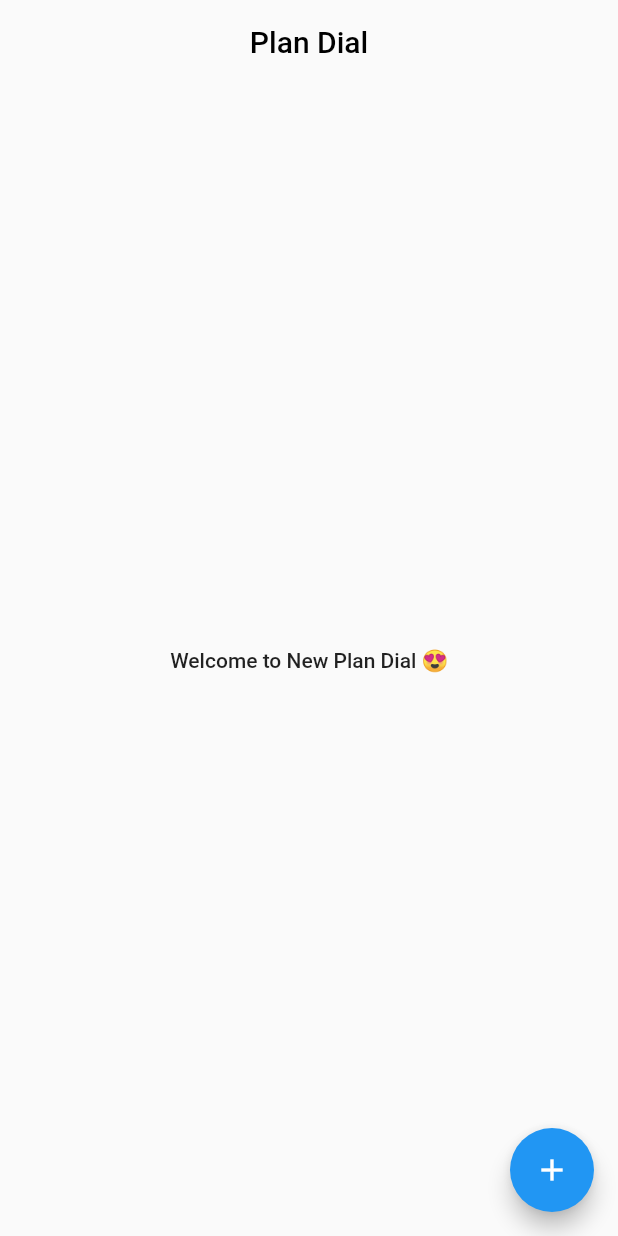
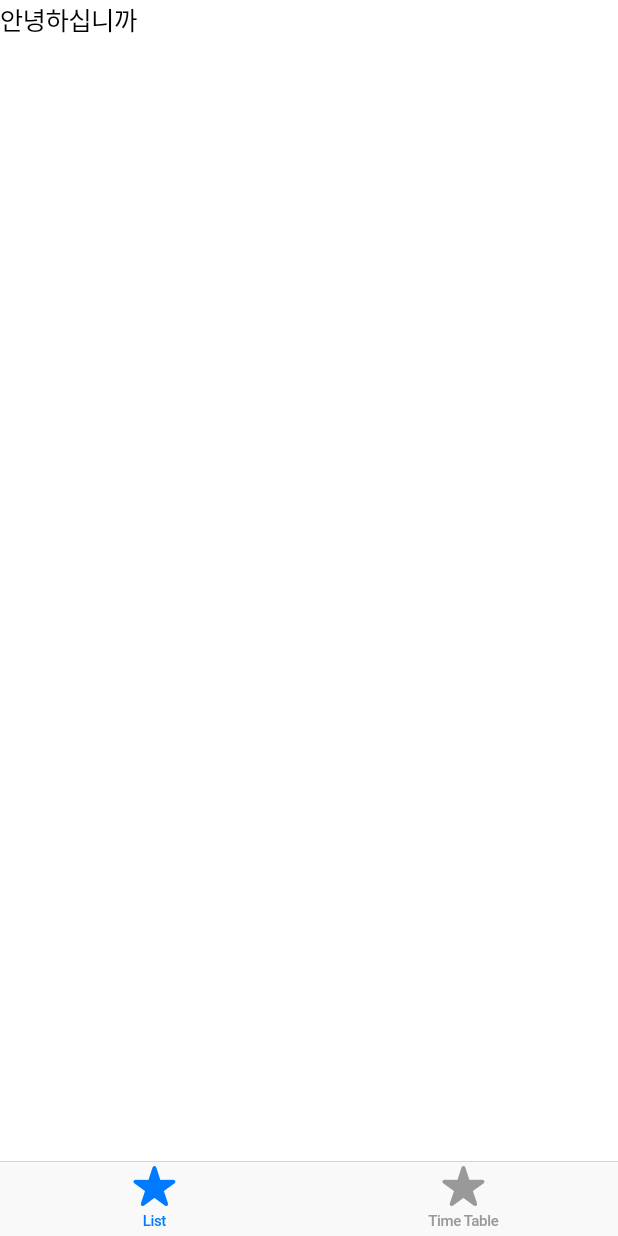
Before and after one commit to ProjectFRIDAY/Plan-Dial-Renewal, a Flutter app: the screen it shows after launch, on a phone screen of 412 x 824 dp. Run offline on Flutter 3.47's test engine with Material 2 defaults, Android fonts, the light colour scheme and no system bars.

Commit message:
feat : 네비게이션 바 추가

```diff
--- a/lib/main.dart
+++ /dev/null
@@ -1,91 +0,0 @@
-import 'package:flutter/material.dart';
-
-void main() {
-  runApp(const MyApp());
-}
-
-class MyApp extends StatelessWidget {
-  const MyApp({Key? key}) : super(key: key);
-
-  // This widget is the root of your application.
-  @override
-  Widget build(BuildContext context) {
-    return MaterialApp(
-      title: 'Plan Dial',
-      theme: ThemeData(
-        // This is the theme of your application.
-        //
-        // Try running your application with "flutter run". You'll see the
-        // application has a blue toolbar. Then, without quitting the app, try
-        // changing the primarySwatch below to Colors.green and then invoke
-        // "hot reload" (press "r" in the console where you ran "flutter run",
-        // or simply save your changes to "hot reload" in a Flutter IDE).
-        // Notice that the counter didn't reset back to zero; the application
-        // is not restarted.
-        primarySwatch: Colors.blue,
-      ),
-      home: const MyHomePage(title: 'Plan Dial'),
-    );
-  }
-}
-
-class MyHomePage extends StatefulWidget {
-  const MyHomePage({Key? key, required this.title}) : super(key: key);
-
-  // This widget is the home page of your application. It is stateful, meaning
-  // that it has a State object (defined below) that contains fields that affect
-  // how it looks.
-
-  // This class is the configuration for the state. It holds the values (in this
-  // case the title) provided by the parent (in this case the App widget) and
-  // used by the build method of the State. Fields in a Widget subclass are
-  // always marked "final".
-
-  final String title;
-
-  @override
-  State<MyHomePage> createState() => _MyHomePageState();
-}
-
-class _MyHomePageState extends State<MyHomePage> {
-  @override
-  Widget build(BuildContext context) {
-    // This method is rerun every time setState is called, for instance as done
-    // by the _incrementCounter method above.
-    //
-    // The Flutter framework has been optimized to make rerunning build methods
-    // fast, so that you can just rebuild anything that needs updating rather
-    // than having to individually change instances of widgets.
-    return Scaffold(
-      appBar: AppBar(
-        // Here we take the value from the MyHomePage object that was created by
-        // the App.build method, and use it to set our appbar title.
-        title: Text(widget.title),
-        centerTitle: true,
-        backgroundColor: Colors.transparent,
-        foregroundColor: Colors.black,
-        elevation: 0.0,
-      ),
-      body: Center(
-        // Center is a layout widget. It takes a single child and positions it
-        // in the middle of the parent.
-        child: Column(
-          mainAxisAlignment: MainAxisAlignment.center,
-          children: <Widget>[
-            Text(
-              "Welcome to New Plan Dial 😍",
-              style: Theme.of(context).textTheme.bodyLarge,
-            ),
-          ],
-        ),
-      ),
-      floatingActionButton: FloatingActionButton(
-        onPressed: () {
-          print('plus button is clicked');
-        },
-        tooltip: 'Increment',
-        child: const Icon(Icons.add),
-      ), // This trailing comma makes auto-formatting nicer for build methods.
-    );
-  }
-}
--- /dev/null
+++ b/lib/screens/main.dart
@@ -0,0 +1,59 @@
+import 'package:flutter/cupertino.dart';
+import 'package:plan_dial_renewal/screens/time_table.dart';
+
+void main() {
+  runApp(const MyApp());
+}
+
+class MyApp extends StatelessWidget {
+  const MyApp({Key? key}) : super(key: key);
+
+  @override
+  Widget build(BuildContext context) {
+    return const CupertinoApp(
+      title: 'Plan Dial',
+      home: BottomNavigation(),
+    );
+  }
+}
+
+class BottomNavigation extends StatelessWidget {
+  const BottomNavigation({Key? key}) : super(key: key);
+
+  @override
+  Widget build(BuildContext context) {
+    List<BottomNavigationBarItem> items = [
+      const BottomNavigationBarItem(
+          icon: Icon(CupertinoIcons.star_fill), label: 'List'),
+      const BottomNavigationBarItem(
+          icon: Icon(CupertinoIcons.star_fill), label: 'Time Table'),
+    ];
+
+    return CupertinoTabScaffold(
+      tabBar: CupertinoTabBar(items: items),
+      tabBuilder: (context, index) {
+        switch (index) {
+          case 0:
+            return const MyHomePage();
+          case 1:
+            return const PageSegmentedControl();
+          default:
+            return const MyHomePage();
+        }
+      },
+    );
+  }
+}
+
+class MyHomePage extends StatelessWidget {
+  const MyHomePage({Key? key}) : super(key: key);
+
+  @override
+  Widget build(BuildContext context) {
+    return const CupertinoPageScaffold(
+      child: SafeArea(
+        child: Text("안녕하십니까"),
+      ),
+    );
+  }
+}
```
Also changed, not shown: lib/screens/time_table.dart (renamed from lib/TimeTable.dart, +8 -31 lines), 1 other file.
